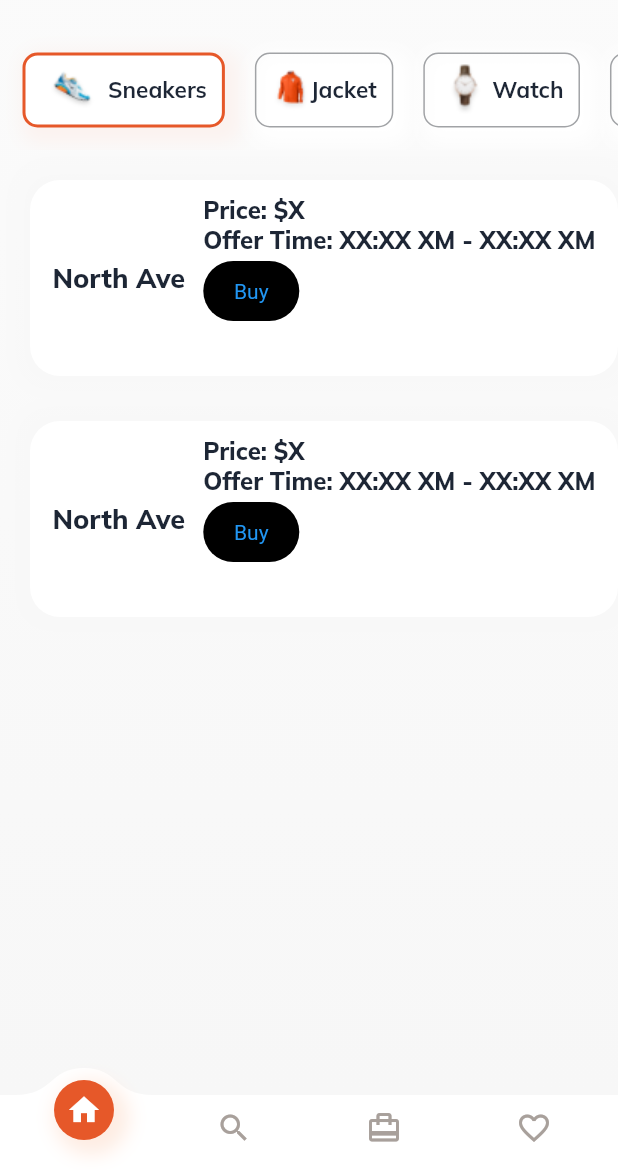
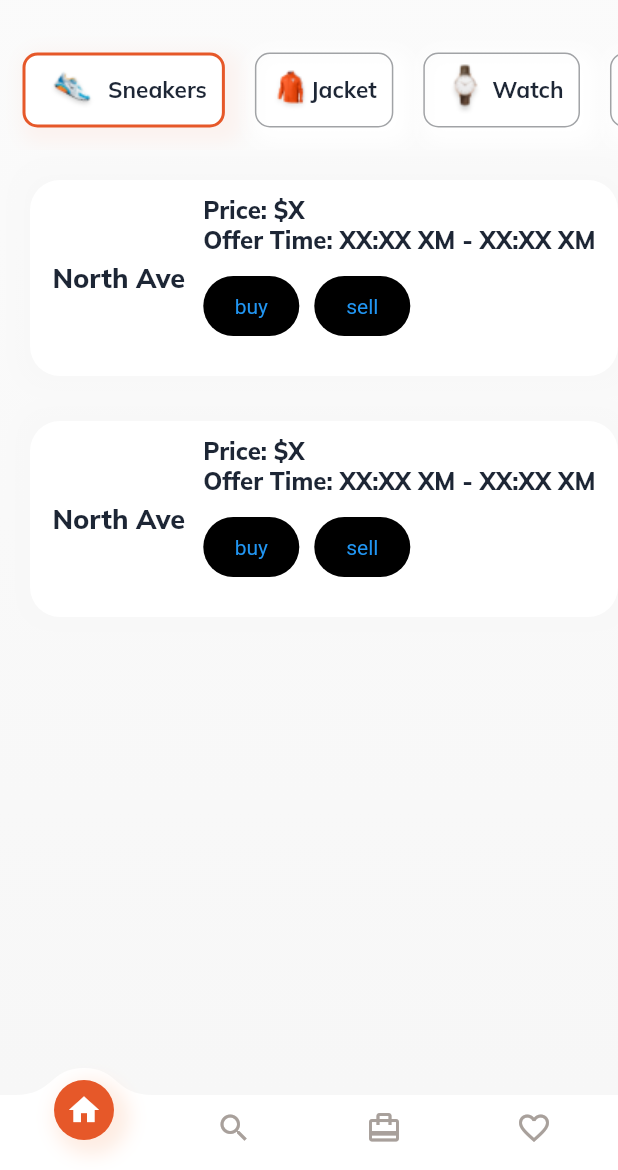
Before and after one commit to thecharlesjenkins/CryptoMeal, a Flutter app: the screen it shows after launch, on a phone screen of 412 x 824 dp, the part 66-1236 px from its top. Run offline on Flutter 3.47's test engine with Material 2 defaults, Android fonts, the phone set to English and light mode, and no system bars; our stand-ins replace google_fonts, toggle_switch.

Commit message:
Fix spacing

```diff
--- a/lib/src/widgets/product_card.dart
+++ b/lib/src/widgets/product_card.dart
@@ -7,6 +7,7 @@ import 'package:flutter_ecommerce_app/src/widgets/extentions.dart';
 
 class ProductCard extends StatelessWidget {
   final Product product;
+  //final Entry entry;
   final ValueChanged<Product> onSelected;
 
   ProductCard({Key key, this.product, this.onSelected}) : super(key: key);
@@ -57,11 +58,26 @@ class ProductCard extends StatelessWidget {
                   text: "Offer Time: XX:XX XM - XX:XX XM",
                   fontSize: 16,
                 ),
+                SizedBox(height: 10),
                 Row(
                   crossAxisAlignment: CrossAxisAlignment.start,
-                  mainAxisAlignment: MainAxisAlignment.start,
+                  mainAxisAlignment: MainAxisAlignment.spaceBetween,
                   children: <Widget>[
-                    Container(
+                    entryButton("buy"),
+                    SizedBox(width: 10),
+                    entryButton("sell"),
+                  ],
+                ),
+              ],
+            ),
+          ],
+        ),
+      ),
+    );
+  }
+
+  Widget entryButton(String text) {
+    return Container(
       child: Align(
         alignment: Alignment.center,
         child: TextButton(
@@ -77,16 +93,8 @@ class ProductCard extends StatelessWidget {
           onPressed: () {},
           child: FittedBox(
             fit: BoxFit.fitHeight,
-                            child: Text('Buy'),
+            child: Text(text),
           ),
-                        ),
-                      ),
-                    ),
-                  ],
-                ),
-              ],
-            ),
-          ],
         ),
       ),
     );
```
Lines whose indentation alone changed are shown as unchanged.
